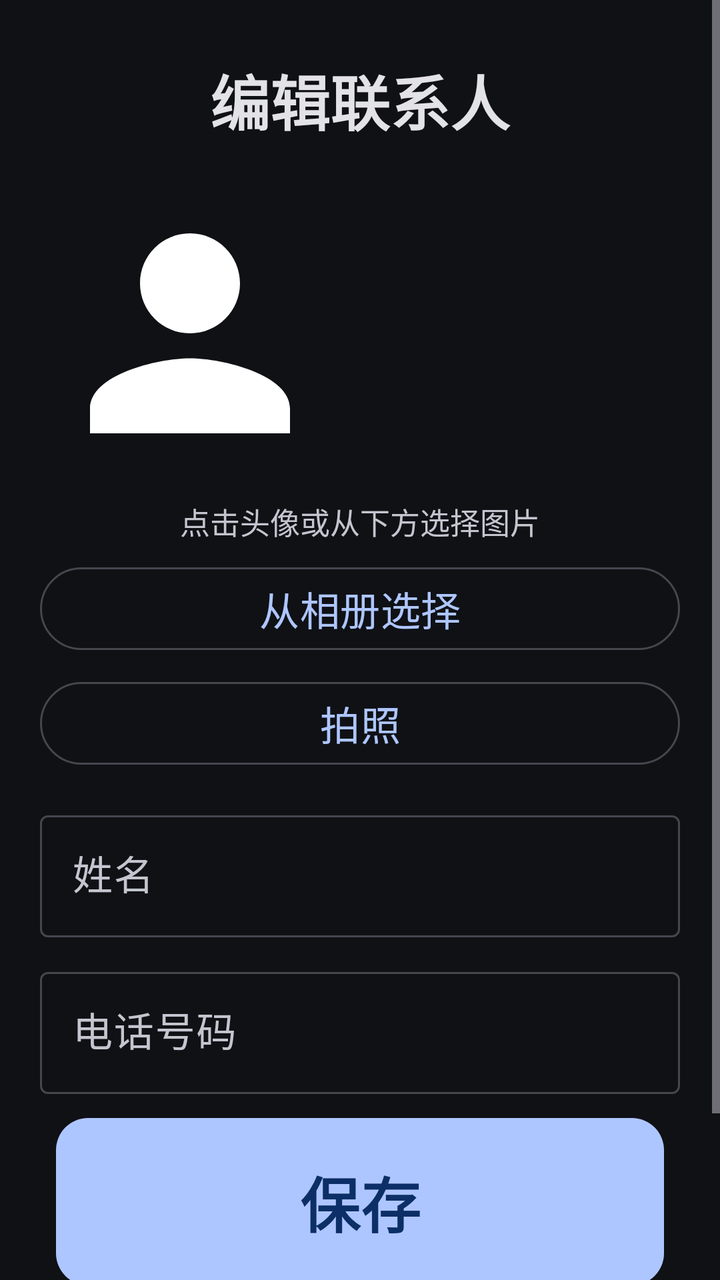
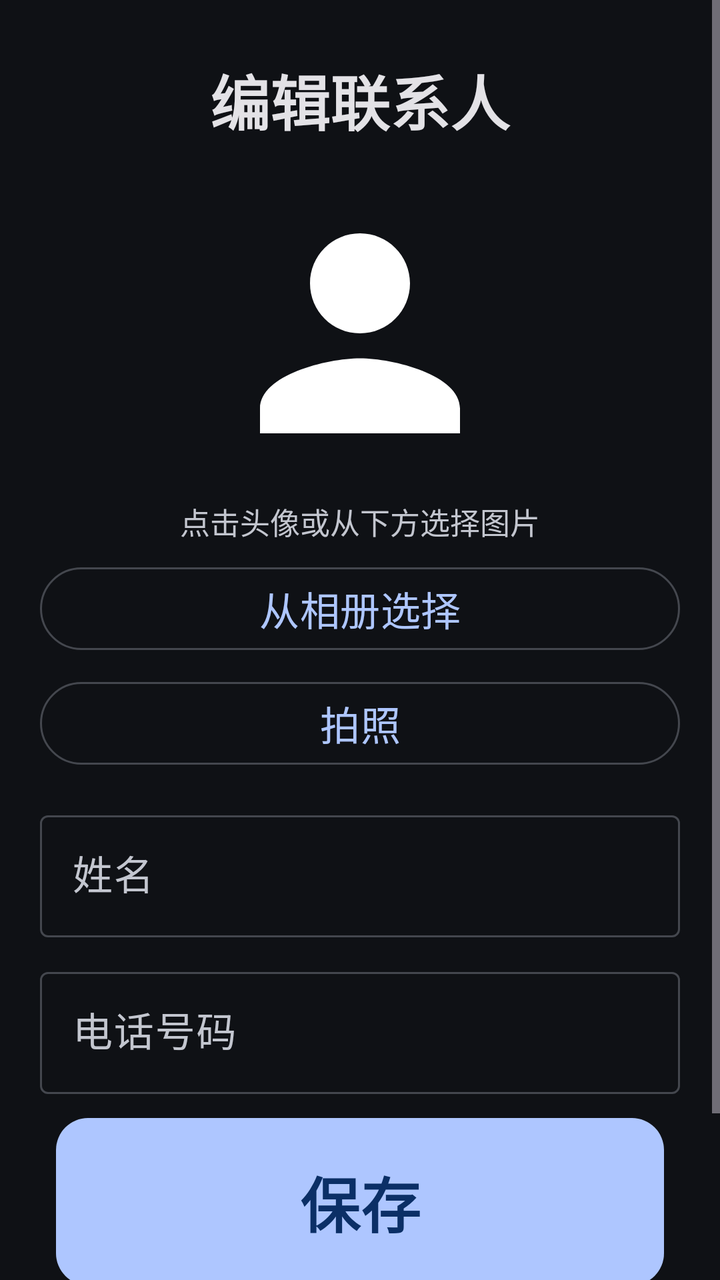

An Android layout rendered at two revisions. The XML below is the earlier revision; the diff shows what the commit changed to produce the second picture.
<!-- AndroidManifest.xml: application theme Theme.ElderLauncher -->
<!-- res/layout/activity_contact_edit.xml -->
<?xml version="1.0" encoding="utf-8"?>
<ScrollView xmlns:android="http://schemas.android.com/apk/res/android"
    xmlns:app="http://schemas.android.com/apk/res-auto"
    android:layout_width="match_parent"
    android:layout_height="match_parent"
    android:background="?android:colorBackground">

    <LinearLayout
        android:orientation="vertical"
        android:padding="20dp"
        android:layout_width="match_parent"
        android:layout_height="wrap_content">

        <TextView
            android:layout_width="match_parent"
            android:layout_height="wrap_content"
            android:text="@string/edit_contact_title"
            android:textSize="30sp"
            android:textStyle="bold"
            android:gravity="center"
            android:textColor="?attr/colorOnSurface"
            android:padding="8dp" />

        
        <FrameLayout
            android:layout_width="match_parent"
            android:layout_height="wrap_content"
            android:gravity="center"
            android:layout_marginTop="12dp">
            <com.google.android.material.imageview.ShapeableImageView
                android:id="@+id/imgAvatar"
                android:layout_width="150dp"
                android:layout_height="150dp"
                android:scaleType="centerCrop"
                android:src="@drawable/ic_person"
                app:shapeAppearanceOverlay="@style/AvatarRounded"
                android:clickable="true"
                android:focusable="true"
                android:foreground="?attr/selectableItemBackground" />
        </FrameLayout>

        <TextView
            android:layout_width="match_parent"
            android:layout_height="wrap_content"
            android:text="@string/choose_avatar"
            android:textSize="15sp"
            android:gravity="center"
            android:textColor="?attr/colorOnSurfaceVariant"
            android:layout_marginTop="8dp"
            android:layout_marginBottom="8dp" />

        <com.google.android.material.button.MaterialButton
            android:id="@+id/btnFromAlbum"
            style="?attr/materialButtonOutlinedStyle"
            android:layout_width="match_parent"
            android:layout_height="wrap_content"
            android:text="@string/from_album"
            android:textSize="20sp" />

        <com.google.android.material.button.MaterialButton
            android:id="@+id/btnTakePhoto"
            style="?attr/materialButtonOutlinedStyle"
            android:layout_width="match_parent"
            android:layout_height="wrap_content"
            android:text="@string/take_photo"
            android:textSize="20sp"
            android:layout_marginTop="8dp" />

        <com.google.android.material.textfield.TextInputLayout
            style="@style/Widget.Material3.TextInputLayout.OutlinedBox"
            android:layout_width="match_parent"
            android:layout_height="wrap_content"
            android:hint="@string/contact_name_hint"
            android:layout_marginTop="16dp">
            <com.google.android.material.textfield.TextInputEditText
                android:id="@+id/etName"
                android:inputType="text"
                android:textSize="20sp"
                android:layout_width="match_parent"
                android:layout_height="wrap_content" />
        </com.google.android.material.textfield.TextInputLayout>

        <com.google.android.material.textfield.TextInputLayout
            style="@style/Widget.Material3.TextInputLayout.OutlinedBox"
            android:layout_width="match_parent"
            android:layout_height="wrap_content"
            android:hint="@string/contact_phone_hint"
            android:layout_marginTop="12dp">
            <com.google.android.material.textfield.TextInputEditText
                android:id="@+id/etPhone"
                android:inputType="phone"
                android:textSize="20sp"
                android:layout_width="match_parent"
                android:layout_height="wrap_content" />
        </com.google.android.material.textfield.TextInputLayout>

        <com.google.android.material.button.MaterialButton
            android:id="@+id/btnSave"
            style="@style/BigButton"
            android:layout_width="match_parent"
            android:layout_height="wrap_content"
            android:text="@string/save_contact"
            android:layout_marginTop="20dp" />

        <com.google.android.material.button.MaterialButton
            android:id="@+id/btnDelete"
            style="?attr/materialButtonOutlinedStyle"
            android:layout_width="match_parent"
            android:layout_height="wrap_content"
            android:text="@string/delete_contact"
            android:textSize="20sp"
            android:textColor="?attr/colorError"
            android:layout_marginTop="12dp" />
    </LinearLayout>
</ScrollView>
<!-- resources referenced by this layout -->
<resources>
  <!-- drawable ic_person (drawable) -->
  <vector xmlns:android="http://schemas.android.com/apk/res/android"
      android:width="56dp"
      android:height="56dp"
      android:viewportWidth="24"
      android:viewportHeight="24">
      <path
          android:fillColor="#FFFFFF"
          android:pathData="M12,12c2.21,0 4,-1.79 4,-4s-1.79,-4 -4,-4 -4,1.79 -4,4 1.79,4 4,4zM12,14c-2.67,0 -8,1.34 -8,4v2h16v-2c0,-2.66 -5.33,-4 -8,-4z" />
  </vector>
  <string name="choose_avatar">点击头像或从下方选择图片</string>
  <string name="contact_name_hint">姓名</string>
  <string name="contact_phone_hint">电话号码</string>
  <string name="delete_contact">删除</string>
  <string name="edit_contact_title">编辑联系人</string>
  <string name="from_album">从相册选择</string>
  <string name="save_contact">保存</string>
  <string name="take_photo">拍照</string>
  <style name="AvatarRounded">
          <item name="cornerFamily">rounded</item>
          <item name="cornerSize">0dp</item>
      </style>
  <style name="BigButton" parent="Widget.Material3.Button">
          <item name="android:textSize">30sp</item>
          <item name="android:textStyle">bold</item>
          <item name="android:padding">20dp</item>
          <item name="android:layout_margin">8dp</item>
          <item name="android:minHeight">64dp</item>
          <item name="cornerRadius">16dp</item>
      </style>
  <color name="colorPrimary">#AEC6FF</color>
  <color name="colorOnPrimary">#0B2F66</color>
  <color name="colorPrimaryContainer">#284786</color>
  <color name="colorOnPrimaryContainer">#D9E2FF</color>
  <color name="colorSecondary">#BEC6DC</color>
  <color name="colorOnSecondary">#283141</color>
  <color name="colorSecondaryContainer">#3E4759</color>
  <color name="colorOnSecondaryContainer">#DAE2F9</color>
  <color name="colorTertiary">#DDBCE4</color>
  <color name="colorOnTertiary">#3F2844</color>
  <color name="colorTertiaryContainer">#573E5C</color>
  <color name="colorOnTertiaryContainer">#FAD8FF</color>
  <color name="colorOnBackground">#E2E2E9</color>
  <color name="colorSurface">#1A1C22</color>
  <color name="colorOnSurface">#E3E2E6</color>
  <color name="colorSurfaceVariant">#2A2E37</color>
  <color name="colorOnSurfaceVariant">#C3C6CF</color>
  <color name="colorSurfaceContainer">#1E2128</color>
  <color name="colorSurfaceContainerHigh">#282C34</color>
  <color name="colorSurfaceContainerHighest">#33373F</color>
  <color name="colorOutline">#44474E</color>
  <color name="colorOutlineVariant">#2A2E37</color>
  <color name="colorError">#FFB4AB</color>
  <color name="colorOnError">#690005</color>
  <color name="colorErrorContainer">#93000A</color>
  <color name="colorOnErrorContainer">#FFDAD6</color>
  <color name="colorBackground">#0F1115</color>
  <!-- unchanged entries left out for length: 1 -->
</resources>

<!-- the commit's change to res/layout/activity_contact_edit.xml (unified diff, before → after) -->
@@ -25,12 +25,12 @@
         <FrameLayout
             android:layout_width="match_parent"
             android:layout_height="wrap_content"
-            android:gravity="center"
             android:layout_marginTop="12dp">
             <com.google.android.material.imageview.ShapeableImageView
                 android:id="@+id/imgAvatar"
                 android:layout_width="150dp"
                 android:layout_height="150dp"
+                android:layout_gravity="center"
                 android:scaleType="centerCrop"
                 android:src="@drawable/ic_person"
                 app:shapeAppearanceOverlay="@style/AvatarRounded"
